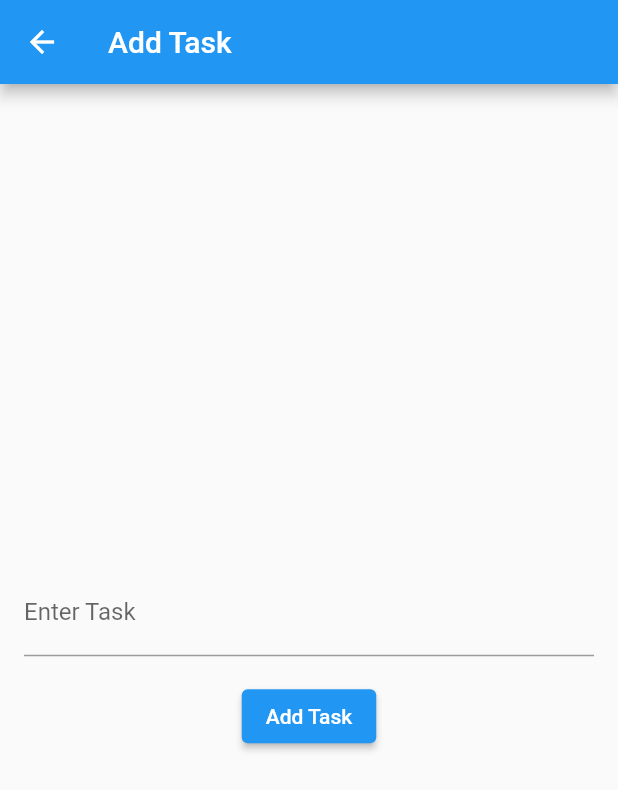
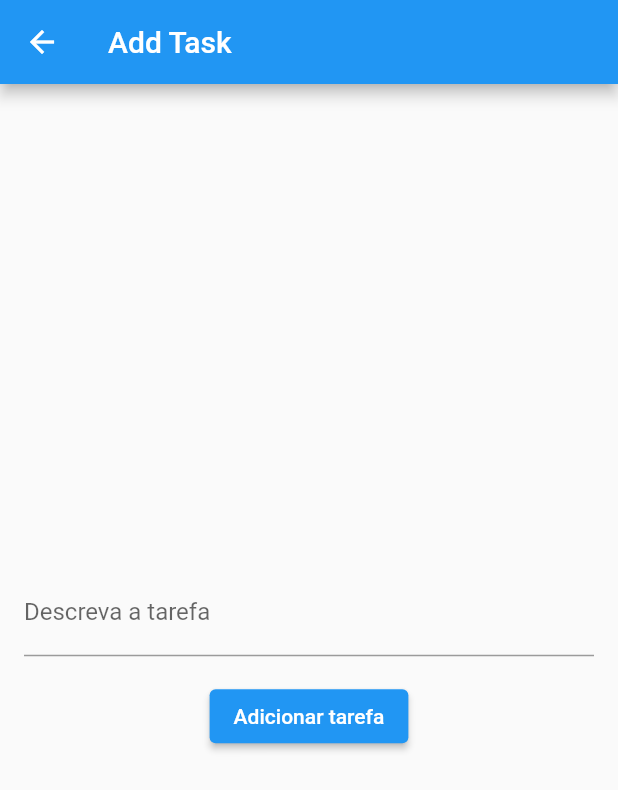
Before and after one commit to thiagonunes11/teste_flutter, a Flutter app: the AddTaskScreen screen opened by its route, on a phone screen of 412 x 824 dp. Shown: the top 790 px of the screen. Run offline on Flutter 3.47's test engine with Material 2 defaults, Android fonts, the phone set to English and light mode, and no system bars; our stand-ins replace sqflite; accounts and stored records are empty.

Commit message:
correções nos botões

```diff
--- a/lib/main.dart
+++ b/lib/main.dart
@@ -152,12 +152,12 @@ class _AddTaskScreenState extends State<AddTaskScreen> {
           children: <Widget>[
             TextField(
               controller: _taskController,
-              decoration: InputDecoration(labelText: 'Enter Task'),
+              decoration: InputDecoration(labelText: 'Descreva a tarefa'),
             ),
             SizedBox(height: 16),
             ElevatedButton(
               onPressed: _addTask,
-              child: Text('Add Task'),
+              child: Text('Adicionar tarefa'),
             ),
           ],
         ),
@@ -271,7 +271,7 @@ class _EditTaskScreenState extends State<EditTaskScreen> {
   Widget build(BuildContext context) {
     return Scaffold(
       appBar: AppBar(
-        title: Text('Edit Task'),
+        title: Text('Editar tarefa'),
       ),
       body: Padding(
         padding: const EdgeInsets.all(16.0),
@@ -280,7 +280,7 @@ class _EditTaskScreenState extends State<EditTaskScreen> {
           children: <Widget>[
             TextField(
               controller: _taskController,
-              decoration: InputDecoration(labelText: 'Edit Task'),
+              decoration: InputDecoration(labelText: 'Editar tarefa'),
             ),
             SizedBox(height: 16),
             ElevatedButton(
```
